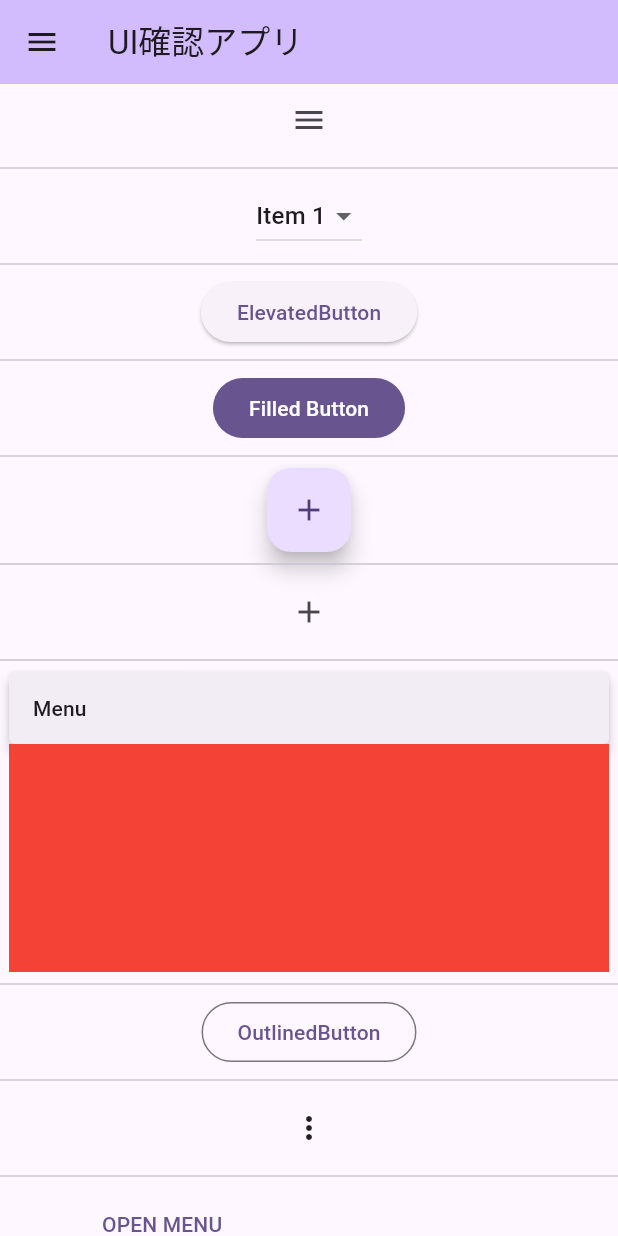
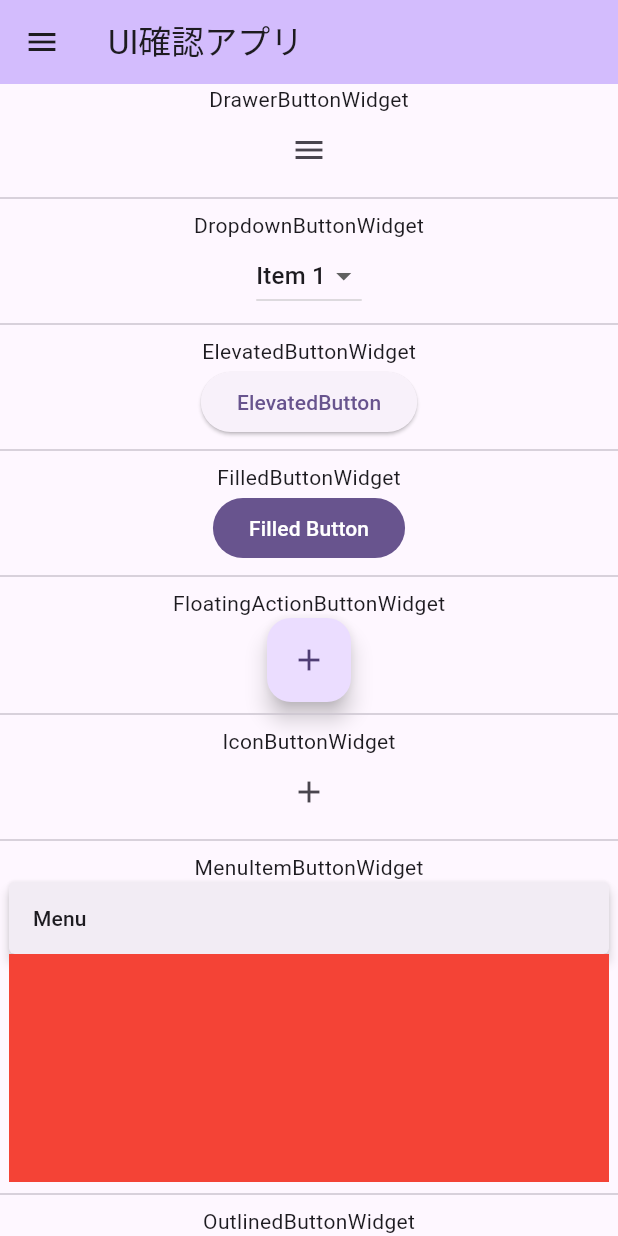
Before and after one commit to otaku1123/flutter-sample-ui, a Flutter app: the screen it shows after launch, on a phone screen of 412 x 824 dp. Run offline on Flutter 3.47's test engine with Material 3 defaults, Android fonts, the light colour scheme and no system bars.

Commit message:
Widget名を追加

```diff
--- a/lib/main.dart
+++ b/lib/main.dart
@@ -59,30 +59,43 @@ class _MyHomePageState extends State<MyHomePage> {
           child: Column(
             mainAxisAlignment: MainAxisAlignment.center,
             children: <Widget>[
+              Text('DrawerButtonWidget'),
               DrawerButtonWidget(),
               Divider(),
+              Text('DropdownButtonWidget'),
               DropdownButtonWidget(),
               Divider(),
+              Text('ElevatedButtonWidget'),
               ElevatedButtonWidget(),
               Divider(),
+              Text('FilledButtonWidget'),
               FilledButtonWidget(),
               Divider(),
+              Text('FloatingActionButtonWidget'),
               FloatingActionButtonWidget(),
               Divider(),
+              Text('IconButtonWidget'),
               IconButtonWidget(),
               Divider(),
+              Text('MenuItemButtonWidget'),
               MenuItemButtonWidget(),
               Divider(),
+              Text('OutlinedButtonWidget'),
               OutlinedButtonWidget(),
               Divider(),
+              Text('PopupMenuButtonWidget'),
               PopupMenuButtonWidget(),
               Divider(),
+              Text('RadioMenuButtonWidget'),
               RadioMenuButtonWidget(),
               Divider(),
+              Text('SegmentedButtonWidget'),
               SegmentedButtonWidget(),
               Divider(),
+              Text('TextButtonWidget'),
               TextButtonWidget(),
               Divider(),
+              Text('ToggleButtonsWidget'),
               ToggleButtonsWidget(),
               Divider(),
             ],
```
